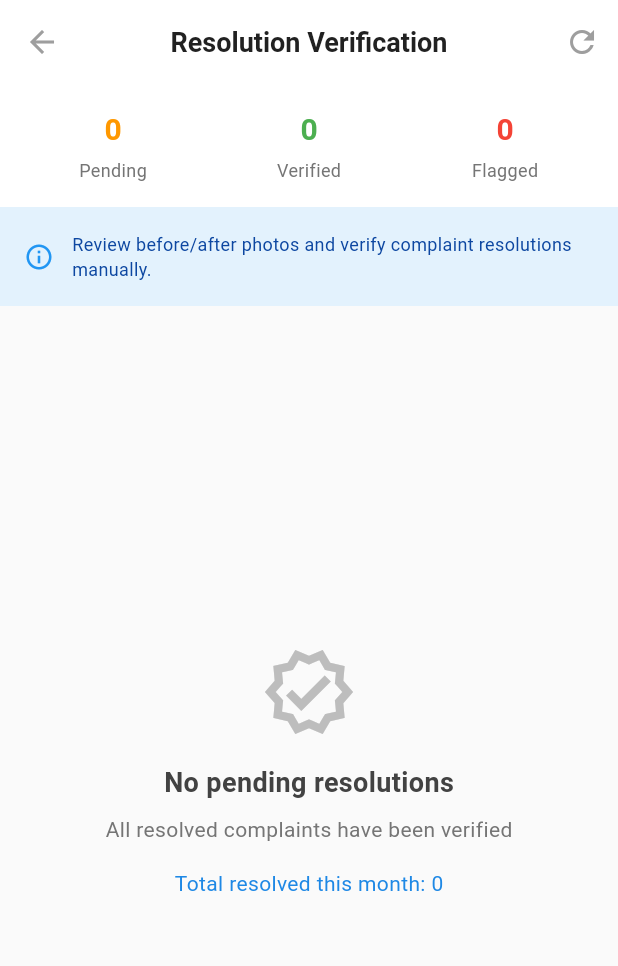
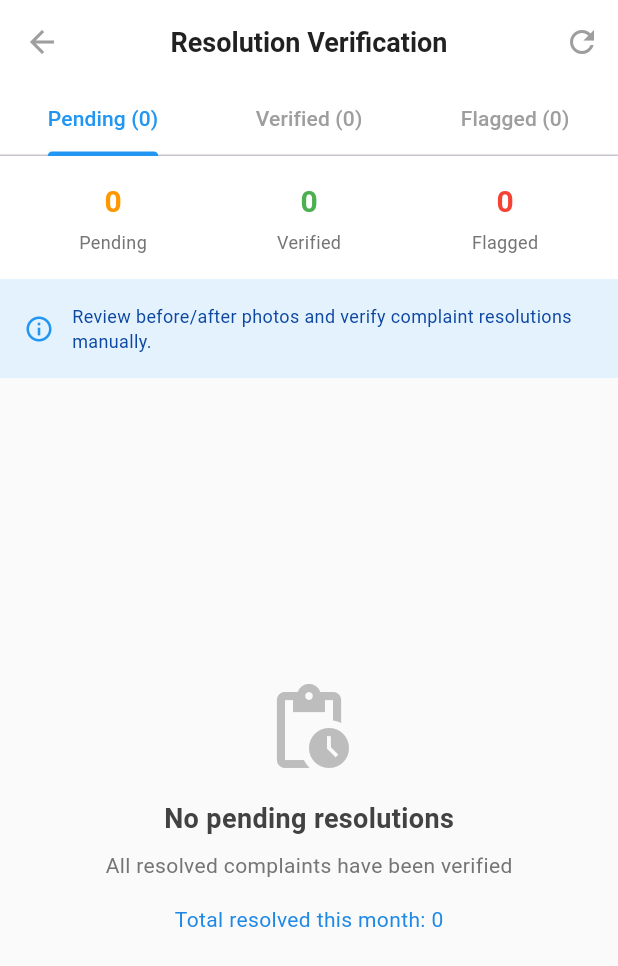
Before and after one commit to john110a/ccmw_app, a Flutter app: the ResolutionDetectionScreen screen opened by its route, after a tap on the "refresh" icon, on a phone screen of 412 x 824 dp. Shown: the top 966 px of the screen. Run offline on Flutter 3.47's test engine with Material 3 defaults, Android fonts, the phone set to English and light mode, and no system bars; our stand-ins replace fl_chart, geocoding, geolocator, google_maps_flutter, image_picker, shared_preferences; missing offline and left inert: maps_launcher; accounts and stored records are empty; network calls fail.

Commit message:
jali41201@gmail.com

```diff
--- a/lib/screens/admin/resolution_detection_screen.dart
+++ b/lib/screens/admin/resolution_detection_screen.dart
@@ -12,24 +12,37 @@ class ResolutionDetectionScreen extends StatefulWidget {
   State<ResolutionDetectionScreen> createState() => _ResolutionDetectionScreenState();
 }
 
-class _ResolutionDetectionScreenState extends State<ResolutionDetectionScreen> {
+class _ResolutionDetectionScreenState extends State<ResolutionDetectionScreen>
+    with SingleTickerProviderStateMixin {
   final ResolutionService _resolutionService = ResolutionService();
   final AuthService _authService = AuthService();
 
-  List<Resolution> _submissions = [];
+  List<Resolution> _allSubmissions = [];
+  List<Resolution> _pendingSubmissions = [];
+  List<Resolution> _verifiedSubmissions = [];
+  List<Resolution> _flaggedSubmissions = [];
+
   bool _isLoading = true;
   String? _errorMessage;
+  late TabController _tabController;
 
-  int _pendingSubmissions = 0;
-  int _verifiedSubmissions = 0;
-  int _flaggedSubmissions = 0;
+  int _pendingCount = 0;
+  int _verifiedCount = 0;
+  int _flaggedCount = 0;
   int _totalResolutions = 0;
   int _thisMonth = 0;
 
   @override
   void initState() {
     super.initState();
+    _tabController = TabController(length: 3, vsync: this);
     _loadData();
+  }
+
+  @override
+  void dispose() {
+    _tabController.dispose();
+    super.dispose();
   }
 
   Future<void> _loadData() async {
@@ -61,16 +74,39 @@ class _ResolutionDetectionScreenState extends State<ResolutionDetectionScreen> {
     });
 
     try {
-      print('📡 Loading pending resolutions...');
-      final submissions = await _resolutionService.getPendingResolutions();
-      print('✅ Loaded ${submissions.length} pending resolutions');
+      print('📡 Loading all resolutions...');
+
+      // Load all resolutions from API
+      final allResolutions = await _resolutionService.getPendingResolutions();
+
+      // Also load verified and flagged from the all endpoint if available
+      final allData = await _resolutionService.getAllResolutions(pageSize: 100);
+      final allFromApi = allData['Resolutions'] ?? [];
+
+      // Combine and categorize
+      List<Resolution> combined = List.from(allResolutions);
+
+      // Add any from all endpoint that aren't already in pending
+      for (var res in allFromApi) {
+        if (!combined.any((r) => r.id == res['Id'])) {
+          combined.add(Resolution.fromJson(res));
+        }
+      }
+
+      // Categorize by status
+      _pendingSubmissions = combined.where((s) => s.status.toLowerCase() == 'pending').toList();
+      _verifiedSubmissions = combined.where((s) => s.status.toLowerCase() == 'verified').toList();
+      _flaggedSubmissions = combined.where((s) => s.status.toLowerCase() == 'flagged').toList();
+      _allSubmissions = combined;
+
+      _pendingCount = _pendingSubmissions.length;
+      _verifiedCount = _verifiedSubmissions.length;
+      _flaggedCount = _flaggedSubmissions.length;
+
+      print('✅ Loaded: Pending: $_pendingCount, Verified: $_verifiedCount, Flagged: $_flaggedCount');
 
       if (mounted) {
         setState(() {
-          _submissions = submissions;
-          _pendingSubmissions = submissions.where((s) => s.status == 'Pending').length;
-          _verifiedSubmissions = submissions.where((s) => s.status == 'Verified').length;
-          _flaggedSubmissions = submissions.where((s) => s.status == 'Flagged').length;
           _isLoading = false;
         });
       }
@@ -321,7 +357,7 @@ class _ResolutionDetectionScreenState extends State<ResolutionDetectionScreen> {
 
   @override
   Widget build(BuildContext context) {
-    if (_isLoading && _submissions.isEmpty) {
+    if (_isLoading && _allSubmissions.isEmpty) {
       return Scaffold(
         backgroundColor: Colors.grey[50],
         appBar: AppBar(
@@ -340,7 +376,7 @@ class _ResolutionDetectionScreenState extends State<ResolutionDetectionScreen> {
       );
     }
 
-    if (_errorMessage != null && _submissions.isEmpty) {
+    if (_errorMessage != null && _allSubmissions.isEmpty) {
       return Scaffold(
         backgroundColor: Colors.grey[50],
         appBar: AppBar(
@@ -410,6 +446,17 @@ class _ResolutionDetectionScreenState extends State<ResolutionDetectionScreen> {
           'Resolution Verification',
           style: TextStyle(color: Colors.grey[900]),
         ),
+        bottom: TabBar(
+          controller: _tabController,
+          labelColor: Colors.blue,
+          unselectedLabelColor: Colors.grey,
+          indicatorColor: Colors.blue,
+          tabs: [
+            Tab(text: 'Pending ($_pendingCount)'),
+            Tab(text: 'Verified ($_verifiedCount)'),
+            Tab(text: 'Flagged ($_flaggedCount)'),
+          ],
+        ),
         actions: [
           IconButton(
             icon: const Icon(Icons.refresh, color: Colors.grey),
@@ -436,15 +483,15 @@ class _ResolutionDetectionScreenState extends State<ResolutionDetectionScreen> {
             child: Row(
               children: [
                 Expanded(
-                  child: _buildStatCard('$_pendingSubmissions', 'Pending', Colors.orange),
+                  child: _buildStatCard('$_pendingCount', 'Pending', Colors.orange),
                 ),
                 const SizedBox(width: 12),
                 Expanded(
-                  child: _buildStatCard('$_verifiedSubmissions', 'Verified', Colors.green),
+                  child: _buildStatCard('$_verifiedCount', 'Verified', Colors.green),
                 ),
                 const SizedBox(width: 12),
                 Expanded(
-                  child: _buildStatCard('$_flaggedSubmissions', 'Flagged', Colors.red),
+                  child: _buildStatCard('$_flaggedCount', 'Flagged', Colors.red),
                 ),
               ],
             ),
@@ -468,42 +515,67 @@ class _ResolutionDetectionScreenState extends State<ResolutionDetectionScreen> {
             ),
           ),
 
-          // Empty State or List
+          // Tab Bar View
           Expanded(
-            child: _submissions.isEmpty
-                ? Center(
+            child: TabBarView(
+              controller: _tabController,
+              children: [
+                // Pending Tab
+                _buildSubmissionList(_pendingSubmissions, isPendingTab: true),
+                // Verified Tab
+                _buildSubmissionList(_verifiedSubmissions, isPendingTab: false),
+                // Flagged Tab
+                _buildSubmissionList(_flaggedSubmissions, isPendingTab: false),
+              ],
+            ),
+          ),
+        ],
+      ),
+    );
+  }
+
+  Widget _buildSubmissionList(List<Resolution> submissions, {bool isPendingTab = true}) {
+    if (submissions.isEmpty) {
+      return Center(
         child: Column(
           mainAxisAlignment: MainAxisAlignment.center,
           children: [
-                  Icon(Icons.verified_outlined, size: 64, color: Colors.grey[400]),
+            Icon(
+              isPendingTab ? Icons.pending_actions :
+              (submissions == _verifiedSubmissions ? Icons.verified : Icons.flag),
+              size: 64,
+              color: Colors.grey[400],
+            ),
             const SizedBox(height: 16),
             Text(
-                    'No pending resolutions',
+              isPendingTab ? 'No pending resolutions' :
+              (submissions == _verifiedSubmissions ? 'No verified resolutions' : 'No flagged resolutions'),
               style: TextStyle(fontSize: 18, fontWeight: FontWeight.bold, color: Colors.grey[800]),
             ),
             const SizedBox(height: 8),
             Text(
-                    'All resolved complaints have been verified',
+              isPendingTab ? 'All resolved complaints have been verified' :
+              (submissions == _verifiedSubmissions ? 'Verified resolutions will appear here' : 'Flagged resolutions will appear here'),
               style: TextStyle(fontSize: 14, color: Colors.grey[600]),
             ),
+            if (isPendingTab) ...[
               const SizedBox(height: 16),
               Text(
                 'Total resolved this month: $_thisMonth',
                 style: TextStyle(fontSize: 14, color: Colors.blue[600]),
               ),
             ],
-              ),
-            )
-                : ListView.builder(
-              padding: const EdgeInsets.all(16),
-              itemCount: _submissions.length,
-              itemBuilder: (context, index) {
-                return _buildSubmissionCard(_submissions[index]);
-              },
-            ),
-          ),
           ],
         ),
+      );
+    }
+
+    return ListView.builder(
+      padding: const EdgeInsets.all(16),
+      itemCount: submissions.length,
+      itemBuilder: (context, index) {
+        return _buildSubmissionCard(submissions[index]);
+      },
     );
   }
 
```
Also changed, not shown: lib/screens/admin/admin_dashboard_screen.dart (+27 -8 lines), lib/screens/citizen/home_screen.dart (+17 -29 lines), lib/services/resolution_service.dart (+94 -0 lines). Lines whose indentation alone changed are shown as unchanged.
